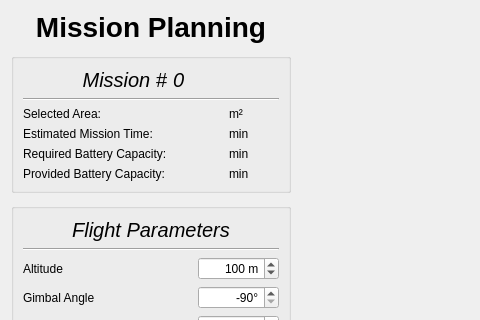
This is UI/Preflight2/pre2_design.ui in cmpe-DroneLab/GeoFly3D as Qt 5 draws it before an edit; both pictures show x 0 to 480 and y 0 to 320 of the 1024 by 768 pixel window. The edited form follows.
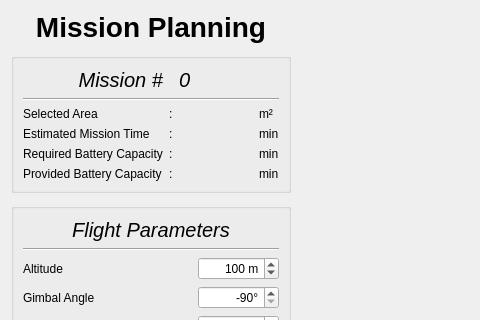
This is the edited form.

Commit message: Fixed some bugs and improved Mission Detail boxes

```diff
--- a/UI/Preflight2/pre2_design.ui
+++ b/UI/Preflight2/pre2_design.ui
@@ -40,107 +40,49 @@
        <property name="title">
         <string/>
        </property>
-       <layout class="QGridLayout" name="gridLayout">
+       <layout class="QGridLayout" name="gridLayout" columnstretch="0,0,1,0">
+        <item row="2" column="0">
+         <widget class="QLabel" name="selected_area_label">
+          <property name="text">
+           <string>Selected Area</string>
+          </property>
+         </widget>
+        </item>
+        <item row="3" column="2">
+         <widget class="QLabel" name="mission_time_value">
+          <property name="text">
+           <string/>
+          </property>
+          <property name="alignment">
+           <set>Qt::AlignRight|Qt::AlignTrailing|Qt::AlignVCenter</set>
+          </property>
+         </widget>
+        </item>
+        <item row="2" column="3">
+         <widget class="QLabel" name="selected_area_unit">
+          <property name="text">
+           <string>m²</string>
+          </property>
+         </widget>
+        </item>
         <item row="6" column="0">
          <widget class="QLabel" name="batt_required_label">
           <property name="text">
-           <string>Required Battery Capacity:</string>
+           <string>Required Battery Capacity</string>
           </property>
          </widget>
         </item>
-        <item row="6" column="2">
-         <widget class="QLabel" name="batt_required_unit">
-          <property name="text">
-           <string>min</string>
-          </property>
-         </widget>
-        </item>
-        <item row="3" column="2">
-         <widget class="QLabel" name="mission_time_unit">
-          <property name="text">
-           <string>min</string>
-          </property>
-         </widget>
-        </item>
-        <item row="7" column="1">
-         <widget class="QLabel" name="batt_provided_value">
-          <property name="text">
-           <string/>
-          </property>
-          <property name="alignment">
-           <set>Qt::AlignRight|Qt::AlignTrailing|Qt::AlignVCenter</set>
-          </property>
-         </widget>
-        </item>
-        <item row="3" column="0">
-         <widget class="QLabel" name="mission_time_label">
-          <property name="text">
-           <string>Estimated Mission Time:</string>
-          </property>
-         </widget>
-        </item>
-        <item row="6" column="1">
-         <widget class="QLabel" name="batt_required_value">
-          <property name="text">
-           <string/>
-          </property>
-          <property name="alignment">
-           <set>Qt::AlignRight|Qt::AlignTrailing|Qt::AlignVCenter</set>
-          </property>
-         </widget>
-        </item>
-        <item row="7" column="2">
-         <widget class="QLabel" name="batt_provided_unit">
-          <property name="text">
-           <string>min</string>
-          </property>
-         </widget>
-        </item>
-        <item row="1" column="0" colspan="3">
+        <item row="1" column="0" colspan="4">
          <widget class="Line" name="line_2">
           <property name="orientation">
            <enum>Qt::Horizontal</enum>
           </property>
          </widget>
         </item>
-        <item row="3" column="1">
-         <widget class="QLabel" name="mission_time_value">
-          <property name="text">
-           <string/>
-          </property>
-          <property name="alignment">
-           <set>Qt::AlignRight|Qt::AlignTrailing|Qt::AlignVCenter</set>
-          </property>
-         </widget>
-        </item>
         <item row="7" column="0">
          <widget class="QLabel" name="batt_provided_label">
           <property name="text">
-           <string>Provided Battery Capacity:</string>
-          </property>
-         </widget>
-        </item>
-        <item row="2" column="2">
-         <widget class="QLabel" name="selected_area_unit">
-          <property name="text">
-           <string>m²</string>
-          </property>
-         </widget>
-        </item>
-        <item row="2" column="0">
-         <widget class="QLabel" name="selected_area_label">
-          <property name="text">
-           <string>Selected Area:</string>
-          </property>
-         </widget>
-        </item>
-        <item row="2" column="1">
-         <widget class="QLabel" name="selected_area_value">
-          <property name="text">
-           <string/>
-          </property>
-          <property name="alignment">
-           <set>Qt::AlignRight|Qt::AlignTrailing|Qt::AlignVCenter</set>
+           <string>Provided Battery Capacity</string>
           </property>
          </widget>
         </item>
@@ -160,7 +102,65 @@
           </property>
          </widget>
         </item>
-        <item row="0" column="1">
+        <item row="6" column="2">
+         <widget class="QLabel" name="batt_required_value">
+          <property name="text">
+           <string/>
+          </property>
+          <property name="alignment">
+           <set>Qt::AlignRight|Qt::AlignTrailing|Qt::AlignVCenter</set>
+          </property>
+         </widget>
+        </item>
+        <item row="7" column="2">
+         <widget class="QLabel" name="batt_provided_value">
+          <property name="text">
+           <string/>
+          </property>
+          <property name="alignment">
+           <set>Qt::AlignRight|Qt::AlignTrailing|Qt::AlignVCenter</set>
+          </property>
+         </widget>
+        </item>
+        <item row="7" column="3">
+         <widget class="QLabel" name="batt_provided_unit">
+          <property name="text">
+           <string>min</string>
+          </property>
+         </widget>
+        </item>
+        <item row="6" column="3">
+         <widget class="QLabel" name="batt_required_unit">
+          <property name="text">
+           <string>min</string>
+          </property>
+         </widget>
+        </item>
+        <item row="3" column="3">
+         <widget class="QLabel" name="mission_time_unit">
+          <property name="text">
+           <string>min</string>
+          </property>
+         </widget>
+        </item>
+        <item row="2" column="2">
+         <widget class="QLabel" name="selected_area_value">
+          <property name="text">
+           <string/>
+          </property>
+          <property name="alignment">
+           <set>Qt::AlignRight|Qt::AlignTrailing|Qt::AlignVCenter</set>
+          </property>
+         </widget>
+        </item>
+        <item row="3" column="0">
+         <widget class="QLabel" name="mission_time_label">
+          <property name="text">
+           <string>Estimated Mission Time</string>
+          </property>
+         </widget>
+        </item>
+        <item row="0" column="2">
          <widget class="QLabel" name="id_label">
           <property name="font">
            <font>
@@ -173,6 +173,34 @@
           </property>
          </widget>
         </item>
+        <item row="2" column="1">
+         <widget class="QLabel" name="colon_1">
+          <property name="text">
+           <string>:</string>
+          </property>
+         </widget>
+        </item>
+        <item row="3" column="1">
+         <widget class="QLabel" name="colon_2">
+          <property name="text">
+           <string>:</string>
+          </property>
+         </widget>
+        </item>
+        <item row="6" column="1">
+         <widget class="QLabel" name="colon_3">
+          <property name="text">
+           <string>:</string>
+          </property>
+         </widget>
+        </item>
+        <item row="7" column="1">
+         <widget class="QLabel" name="colon_4">
+          <property name="text">
+           <string>:</string>
+          </property>
+         </widget>
+        </item>
        </layout>
       </widget>
      </item>
```
The commit also changes 10 other files.
